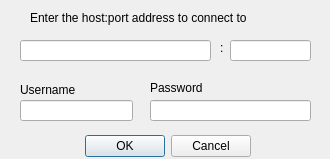
Credid/credid-client-qt, file ConnectionDialog.ui: the form before one commit.
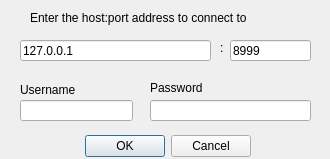
The form after the commit.

What changed in the file:
```diff
--- a/ConnectionDialog.ui
+++ b/ConnectionDialog.ui
@@ -51,6 +51,9 @@
      <height>21</height>
     </rect>
    </property>
+   <property name="text">
+    <string>127.0.0.1</string>
+   </property>
   </widget>
   <widget class="QLineEdit" name="port">
    <property name="geometry">
@@ -61,6 +64,9 @@
      <height>21</height>
     </rect>
    </property>
+   <property name="text">
+    <string>8999</string>
+   </property>
   </widget>
   <widget class="QLabel" name="label">
    <property name="geometry">
```
